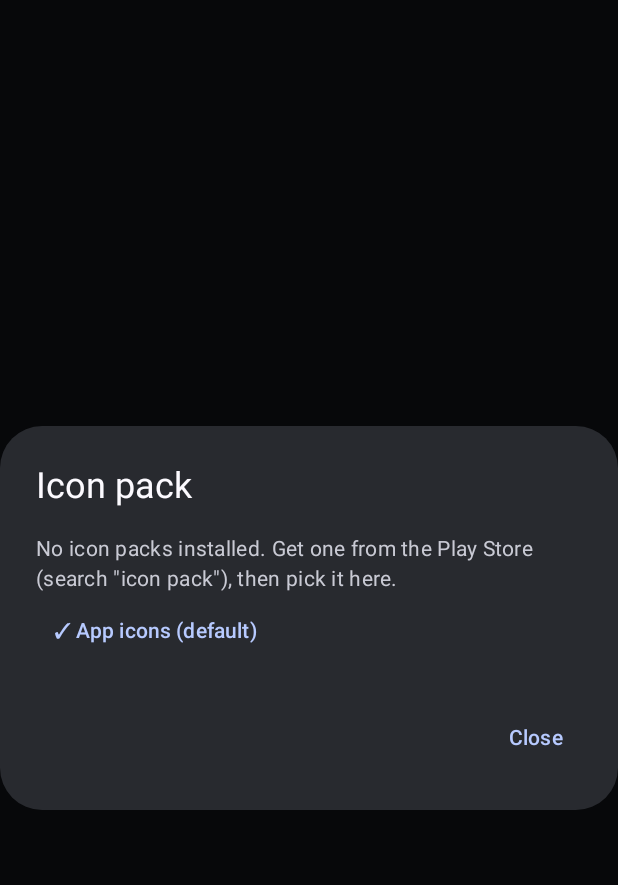
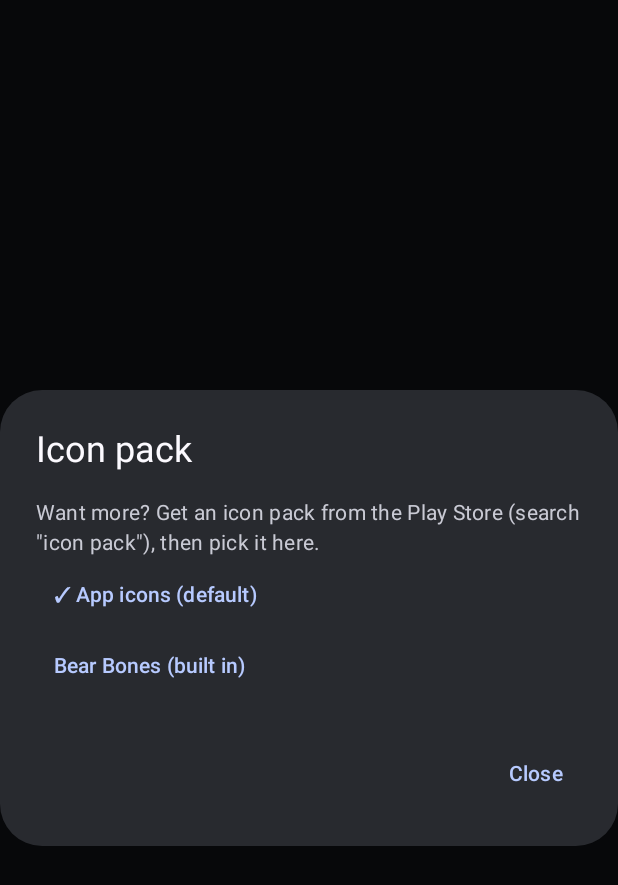
Before and after one commit to kevinbryant551-ux/Custom-Android-Launcher, an Android app built with Jetpack Compose: the composable IconPackDialog called with empty values, on a phone screen of 412 x 824 dp. Shown: the top 885 px of the screen. Run offline under Robolectric (Android 15) with nearby library versions, the phone set to English and light mode, and no system bars.

Commit message:
List the built-in Bear Bones pack in the Icon pack menu
Standard app icons stay the default; the five-tap shortcut still works.

Co-Authored-By: Claude Fable 5.2 <noreply@anthropic.com>
Claude-Session: https://claude.ai/code/session_01AnMQfkFu6BRK1ZScuH335P

```diff
--- a/app/src/main/java/com/kevin/arclauncher/LauncherViewModel.kt
+++ b/app/src/main/java/com/kevin/arclauncher/LauncherViewModel.kt
@@ -220,7 +220,7 @@ class LauncherViewModel(application: Application) : AndroidViewModel(application
     fun setIconPack(packageName: String?) = edit { it.copy(iconPack = packageName) }
 
     /**
-     * Easter egg: switches to the hidden built-in bear icons, or back to the apps' own icons.
+     * Shortcut (five taps on the date): switches to the built-in Bear Bones icons, or back to the apps' own icons.
      * Returns the message to show.
      */
     fun toggleBearIcons(): String {
--- a/app/src/main/java/com/kevin/arclauncher/data/IconPack.kt
+++ b/app/src/main/java/com/kevin/arclauncher/data/IconPack.kt
@@ -35,10 +35,11 @@ class IconPack private constructor(
         // Intent actions icon packs register so launchers can find them.
         private val PACK_ACTIONS = listOf("org.adw.launcher.THEMES", "com.novalauncher.THEME", "com.gau.go.launcherex.theme")
 
-        /** Installed icon packs as (package, label). The built-in bear pack is an easter egg and isn't listed. */
+        /** Icon packs to choose from as (package, label): the built-in Bear Bones pack first, then installed ones. */
         fun installed(context: Context): List<Pair<String, String>> {
             val pm = context.packageManager
-            return PACK_ACTIONS.flatMap { action -> pm.queryIntentActivities(Intent(action), PackageManager.GET_META_DATA) }
+            val builtIn = if (hasBuiltIn(context)) listOf(context.packageName to "Bear Bones (built in)") else emptyList()
+            return builtIn + PACK_ACTIONS.flatMap { action -> pm.queryIntentActivities(Intent(action), PackageManager.GET_META_DATA) }
                 .map { it.activityInfo.packageName to it.loadLabel(pm).toString() }
                 .distinctBy { it.first }
                 .filter { it.first != context.packageName }
--- a/app/src/main/java/com/kevin/arclauncher/ui/HomeScreen.kt
+++ b/app/src/main/java/com/kevin/arclauncher/ui/HomeScreen.kt
@@ -425,8 +425,8 @@ private fun IconPackDialog(current: String?, onDismiss: () -> Unit, onPick: (Str
         title = { Text("Icon pack") },
         text = {
             Column {
-                if (packs.isEmpty()) {
-                    Text("No icon packs installed. Get one from the Play Store (search \"icon pack\"), then pick it here.")
+                if (packs.none { it.first != context.packageName }) {
+                    Text("Want more? Get an icon pack from the Play Store (search \"icon pack\"), then pick it here.")
                 }
                 TextButton(onClick = { onPick(null) }) { Text(if (current == null) "✓ App icons (default)" else "App icons (default)") }
                 packs.forEach { (pkg, label) ->
```
Also changed, not shown: 1 other file.
